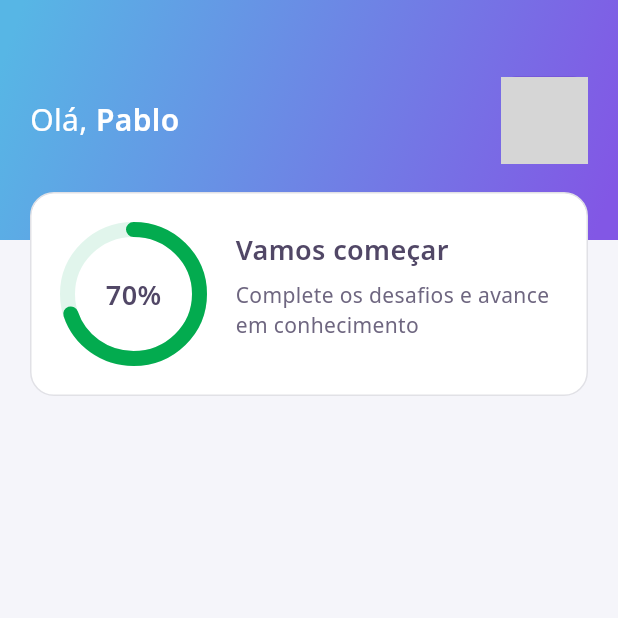
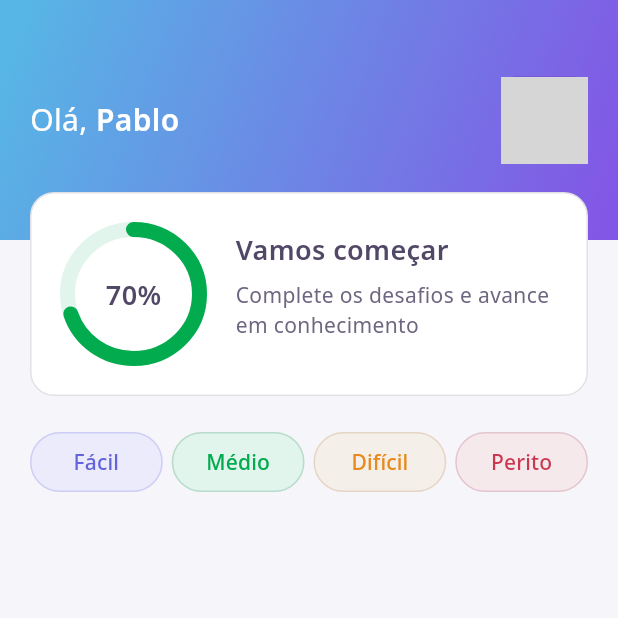
Before and after one commit to PabloXT14/devquiz, a Flutter app: the screen it shows after launch, on a phone screen of 412 x 824 dp, the top half of it. Run offline on Flutter 3.47's test engine with Material 3 defaults, Android fonts, the phone set to English and light mode, and no system bars; our stand-ins replace google_fonts; network calls fail; grey boxes are pictures that could not be loaded.

Commit message:
feat: create level button

```diff
--- a/lib/app/theme/app_text_styles.dart
+++ b/lib/app/theme/app_text_styles.dart
@@ -44,6 +44,11 @@ class AppTextStyles {
     fontWeight: FontWeight.w400,
   );
 
+  static final bodyMdMedium = GoogleFonts.notoSans(
+    fontSize: 14,
+    fontWeight: FontWeight.w500,
+  );
+
   static final bodySm = GoogleFonts.notoSans(
     fontSize: 12,
     fontWeight: FontWeight.w400,
--- a/lib/features/home/presentation/home_view.dart
+++ b/lib/features/home/presentation/home_view.dart
@@ -1,5 +1,6 @@
 import 'package:devquiz/app/theme/app_colors.dart';
 import 'package:devquiz/features/home/presentation/widgets/app_bar/app_bar_widget.dart';
+import 'package:devquiz/features/home/presentation/widgets/level_button/level_button.dart';
 import 'package:flutter/material.dart';
 
 class HomeView extends StatefulWidget {
@@ -15,8 +16,48 @@ class _HomeViewState extends State<HomeView> {
     return Scaffold(
       appBar: AppBarWidget(),
       body: Container(
+        width: double.maxFinite,
+        height: double.maxFinite,
         padding: const EdgeInsets.symmetric(horizontal: 20),
         color: AppColors.background,
+        alignment: Alignment.topCenter,
+        child: Column(
+          children: [
+            // LEVEL BUTTONS
+            Padding(
+              padding: const EdgeInsets.symmetric(vertical: 24),
+              child: Row(
+                spacing: 6,
+                mainAxisAlignment: MainAxisAlignment.spaceBetween,
+                crossAxisAlignment: CrossAxisAlignment.center,
+                children: [
+                  LevelButton(
+                    title: "Fácil",
+                    onTap: () {},
+                    type: LevelButtonType.easy,
+                  ),
+                  LevelButton(
+                    title: "Médio",
+                    onTap: () {},
+                    type: LevelButtonType.medium,
+                  ),
+                  LevelButton(
+                    title: "Difícil",
+                    onTap: () {},
+                    type: LevelButtonType.hard,
+                  ),
+                  LevelButton(
+                    title: "Perito",
+                    onTap: () {},
+                    type: LevelButtonType.expert,
+                  ),
+                ],
+              ),
+            ),
+
+            // CHALLENGES
+          ],
+        ),
       ),
     );
   }
--- /dev/null
+++ b/lib/features/home/presentation/widgets/level_button/level_button.dart
@@ -0,0 +1,85 @@
+import 'package:devquiz/app/theme/app_colors.dart';
+import 'package:devquiz/app/theme/app_text_styles.dart';
+import 'package:flutter/material.dart';
+
+enum LevelButtonType { easy, medium, hard, expert }
+
+class LevelButton extends StatelessWidget {
+  final String title;
+  final VoidCallback onTap;
+  final LevelButtonType type;
+
+  const new({
+    super.key,
+    required this.title,
+    required this.onTap,
+    this.type = LevelButtonType.easy,
+  });
+
+  Color _getBackgroundColor() {
+    switch (type) {
+      case LevelButtonType.easy:
+        return AppColors.purple100;
+      case LevelButtonType.medium:
+        return AppColors.green100;
+      case LevelButtonType.hard:
+        return AppColors.orange100;
+      case LevelButtonType.expert:
+        return AppColors.red100;
+    }
+  }
+
+  Color _getForegroundColor() {
+    switch (type) {
+      case LevelButtonType.easy:
+        return AppColors.purple500;
+      case LevelButtonType.medium:
+        return AppColors.green500;
+      case LevelButtonType.hard:
+        return AppColors.orange500;
+      case LevelButtonType.expert:
+        return AppColors.red500;
+    }
+  }
+
+  BorderSide? _getBorder() {
+    switch (type) {
+      case LevelButtonType.easy:
+        return BorderSide(color: AppColors.purple200, width: 1);
+      case LevelButtonType.medium:
+        return BorderSide(color: AppColors.green200, width: 1);
+      case LevelButtonType.hard:
+        return BorderSide(color: AppColors.orange200, width: 1);
+      case LevelButtonType.expert:
+        return BorderSide(color: AppColors.red200, width: 1);
+    }
+  }
+
+  @override
+  Widget build(BuildContext context) {
+    return Expanded(
+      child: SizedBox(
+        height: 40,
+        child: ElevatedButton(
+          onPressed: onTap,
+          style: ElevatedButton.styleFrom(
+            backgroundColor: _getBackgroundColor(),
+            foregroundColor: _getForegroundColor(),
+            elevation: 0.0, // Remove the shadow
+            shadowColor: Colors.transparent, // Remove the shadow color on press
+            padding: const EdgeInsets.all(0), // Remove the default padding
+            shape: RoundedRectangleBorder(
+              borderRadius: BorderRadius.circular(28),
+              side: _getBorder() ?? BorderSide.none,
+            ),
+          ),
+          child: Text(
+            title,
+            style: AppTextStyles.bodyMdMedium,
+            textAlign: TextAlign.center,
+          ),
+        ),
+      ),
+    );
+  }
+}
```
